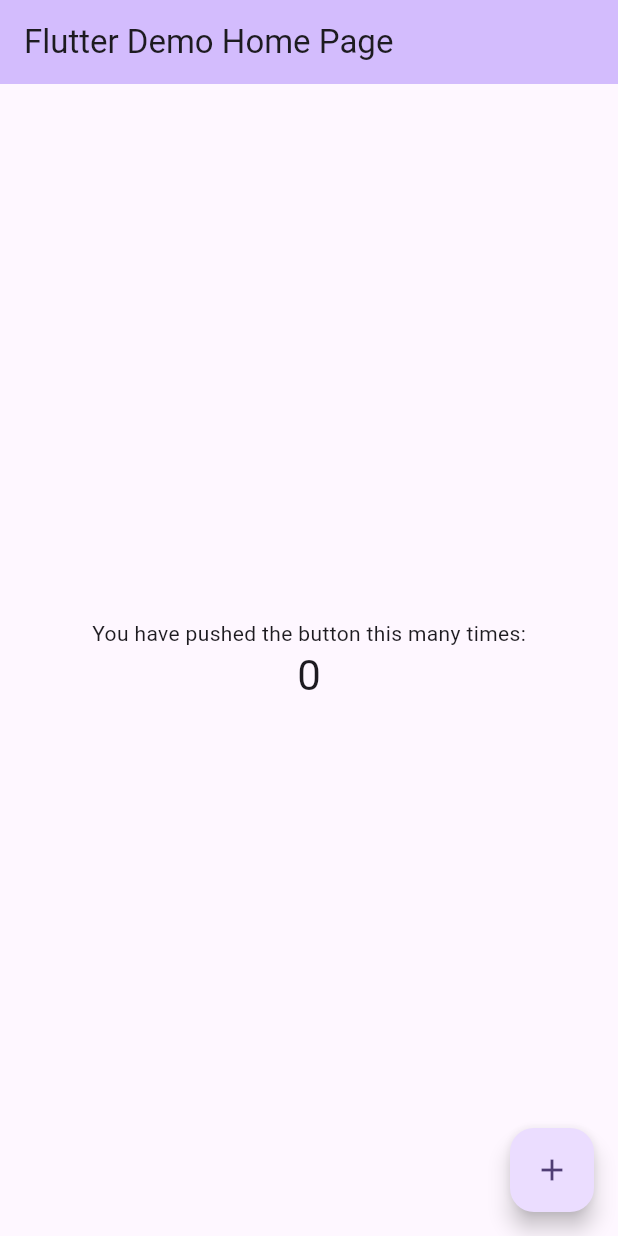
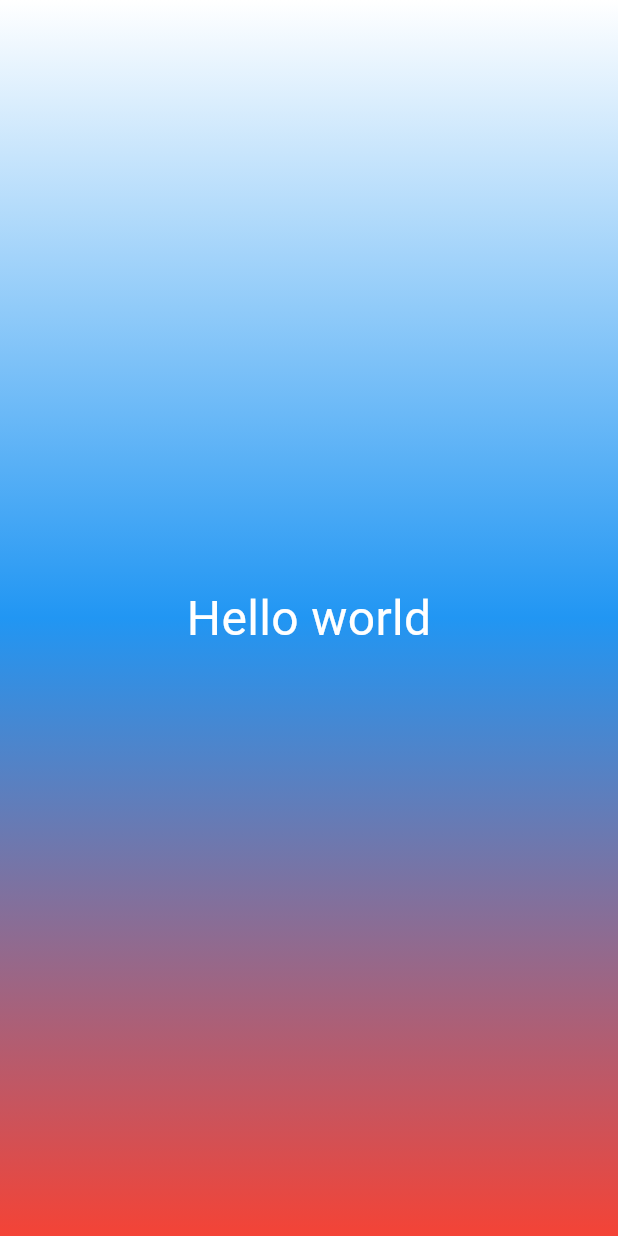
Before and after one commit to dragonyafa134/-androidstudio-lab22_3f-, a Flutter app: the screen it shows after launch, on a phone screen of 412 x 824 dp. Run offline on Flutter 3.47's test engine with Material 3 defaults, Android fonts, the phone set to English and light mode, and no system bars.

Commit message:
Create basic UI with gradient background and styled text

```diff
--- a/flutter_lab3_app/lib/main.dart
+++ b/flutter_lab3_app/lib/main.dart
@@ -1,122 +1,30 @@
 import 'package:flutter/material.dart';
 
-void main() {
-  runApp(const MyApp());
-}
-
-class MyApp extends StatelessWidget {
-  const MyApp({super.key});
-
-  // This widget is the root of your application.
-  @override
-  Widget build(BuildContext context) {
-    return MaterialApp(
-      title: 'Flutter Demo',
-      theme: ThemeData(
-        // This is the theme of your application.
-        //
-        // TRY THIS: Try running your application with "flutter run". You'll see
-        // the application has a purple toolbar. Then, without quitting the app,
-        // try changing the seedColor in the colorScheme below to Colors.green
-        // and then invoke "hot reload" (save your changes or press the "hot
-        // reload" button in a Flutter-supported IDE, or press "r" if you used
-        // the command line to start the app).
-        //
-        // Notice that the counter didn't reset back to zero; the application
-        // state is not lost during the reload. To reset the state, use hot
-        // restart instead.
-        //
-        // This works for code too, not just values: Most code changes can be
-        // tested with just a hot reload.
-        colorScheme: .fromSeed(seedColor: Colors.deepPurple),
-      ),
-      home: const MyHomePage(title: 'Flutter Demo Home Page'),
-    );
-  }
-}
-
-class MyHomePage extends StatefulWidget {
-  const MyHomePage({super.key, required this.title});
-
-  // This widget is the home page of your application. It is stateful, meaning
-  // that it has a State object (defined below) that contains fields that affect
-  // how it looks.
-
-  // This class is the configuration for the state. It holds the values (in this
-  // case the title) provided by the parent (in this case the App widget) and
-  // used by the build method of the State. Fields in a Widget subclass are
-  // always marked "final".
-
-  final String title;
-
-  @override
-  State<MyHomePage> createState() => _MyHomePageState();
-}
-
-class _MyHomePageState extends State<MyHomePage> {
-  int _counter = 0;
-
-  void _incrementCounter() {
-    setState(() {
-      // This call to setState tells the Flutter framework that something has
-      // changed in this State, which causes it to rerun the build method below
-      // so that the display can reflect the updated values. If we changed
-      // _counter without calling setState(), then the build method would not be
-      // called again, and so nothing would appear to happen.
-      _counter++;
-    });
-  }
-
-  @override
-  Widget build(BuildContext context) {
-    // This method is rerun every time setState is called, for instance as done
-    // by the _incrementCounter method above.
-    //
-    // The Flutter framework has been optimized to make rerunning build methods
-    // fast, so that you can just rebuild anything that needs updating rather
-    // than having to individually change instances of widgets.
-    return Scaffold(
-      appBar: AppBar(
-        // TRY THIS: Try changing the color here to a specific color (to
-        // Colors.amber, perhaps?) and trigger a hot reload to see the AppBar
-        // change color while the other colors stay the same.
-        backgroundColor: Theme.of(context).colorScheme.inversePrimary,
-        // Here we take the value from the MyHomePage object that was created by
-        // the App.build method, and use it to set our appbar title.
-        title: Text(widget.title),
-      ),
-      body: Center(
-        // Center is a layout widget. It takes a single child and positions it
-        // in the middle of the parent.
-        child: Column(
-          // Column is also a layout widget. It takes a list of children and
-          // arranges them vertically. By default, it sizes itself to fit its
-          // children horizontally, and tries to be as tall as its parent.
-          //
-          // Column has various properties to control how it sizes itself and
-          // how it positions its children. Here we use mainAxisAlignment to
-          // center the children vertically; the main axis here is the vertical
-          // axis because Columns are vertical (the cross axis would be
-          // horizontal).
-          //
-          // TRY THIS: Invoke "debug painting" (choose the "Toggle Debug Paint"
-          // action in the IDE, or press "p" in the console), to see the
-          // wireframe for each widget.
-          mainAxisAlignment: .center,
-          children: [
-            const Text('You have pushed the button this many times:'),
-            Text(
-              '$_counter',
-              style: Theme.of(context).textTheme.headlineMedium,
-            ),
-          ],
+void main(){
+  runApp(
+    MaterialApp(
+    debugShowCheckedModeBanner: false,
+    home:(Scaffold(
+      body: Container(
+        decoration: BoxDecoration(
+          gradient: LinearGradient(
+            colors: [
+              Colors.white,
+              Colors.blue,
+              Colors.red,
+            ],
+            begin: Alignment.topCenter,
+            end: Alignment.bottomCenter,
+          ),
+        ),
+        child: Center(
+          child: Text("Hello world",
+          style:  TextStyle(
+            color: Colors.white,
+            fontSize: 32,
+          ),),
         ),
       ),
-      floatingActionButton: FloatingActionButton(
-        onPressed: _incrementCounter,
-        tooltip: 'Increment',
-        child: const Icon(Icons.add),
-      ),
-    );
-  }
+    ))),
+  );
 }
```
Also changed, not shown: flutter_lab3_app/img/step2_afanaseva.png (added), 1 other file.
